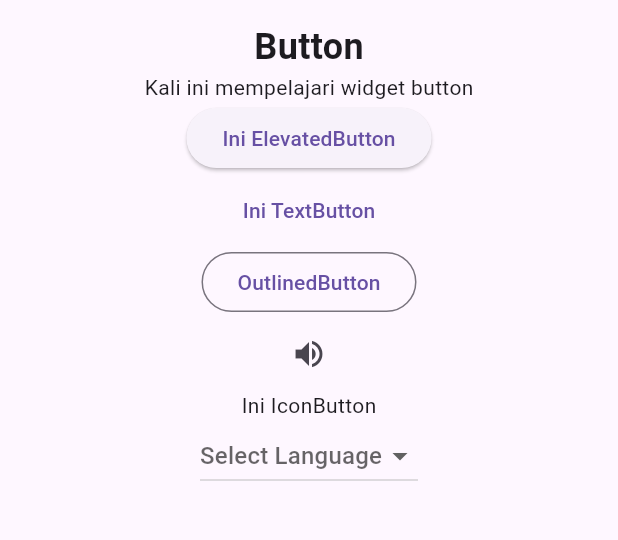
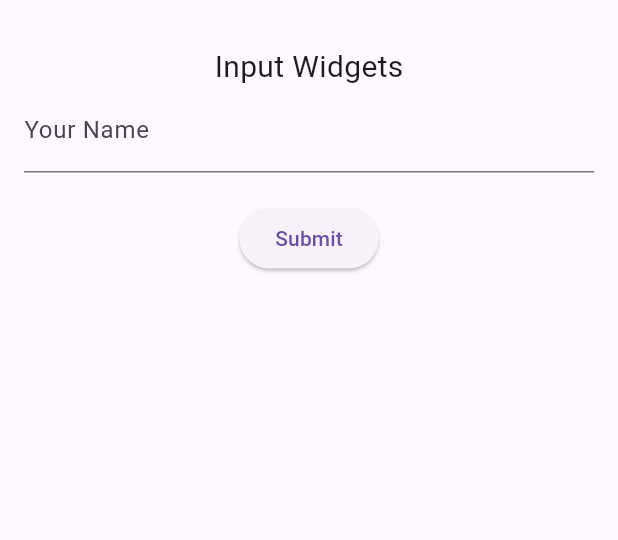
Before and after one commit to Muhammad-Hafizh-Naufal/Belajar-Flutter, a Flutter app: the screen it shows after launch, on a phone screen of 412 x 824 dp, the part 63-603 px from its top. Run offline on Flutter 3.47's test engine with Material 3 defaults, Android fonts, the phone set to English and light mode, and no system bars.

Commit message:
Input Widget

```diff
--- a/lib/main.dart
+++ b/lib/main.dart
@@ -1,7 +1,7 @@
 import 'package:flutter/material.dart';
 
 void main() {
-  runApp(MyApp());
+  runApp(MyApp()); // Fungsi utama untuk menjalankan aplikasi
 }
 
 class MyApp extends StatelessWidget {
@@ -18,6 +18,7 @@ class MyApp extends StatelessWidget {
   }
 }
 
+// MyHomePage merupakan StatefulWidget karena ada interaksi dengan input penggunas
 class MyHomePage extends StatefulWidget {
   const MyHomePage({Key? key}) : super(key: key);
 
@@ -25,14 +26,15 @@ class MyHomePage extends StatefulWidget {
   _MyHomePageState createState() => _MyHomePageState();
 }
 
+// State dari MyHomePage yang mengelola interaksi dan perubahan state
 class _MyHomePageState extends State<MyHomePage> {
-  String? language; // Tambahkan variabel language
+  String _name = '';
 
   @override
   Widget build(BuildContext context) {
     return Scaffold(
       appBar: AppBar(
-        title: Text('Belajar Widgets'),
+        title: Text('Belajar Widgets'), // Judul pada bagian AppBar
         actions: <Widget>[
           IconButton(
             icon: Icon(
@@ -54,56 +56,46 @@ class _MyHomePageState extends State<MyHomePage> {
           },
         ),
       ),
-      body: Center(
+      // Bagian body menggunakan Padding agar konten tidak terlalu menempel dengan tepi layar
+      body: Padding(
+        padding:
+            EdgeInsets.all(16), // Memberikan padding 16 di seluruh sisi body
         child: Column(
-          children: <Widget>[
+          children: [
+            // Menampilkan teks "Input Widgets" sebagai header bagian input
             Text(
-              'Button',
-              style: TextStyle(fontSize: 24, fontWeight: FontWeight.bold),
+              'Input Widgets',
+              style: TextStyle(fontSize: 20), // Ukuran font teks header
             ),
-            Text('Kali ini mempelajari widget button'),
-            ElevatedButton(
-              child: Text('Ini ElevatedButton'),
-              onPressed: () {},
-            ),
-            TextButton(
-              onPressed: () {},
-              child: Text('Ini TextButton'),
-            ),
-            OutlinedButton(
-              onPressed: () {},
-              child: Text('OutlinedButton'),
-            ),
-            IconButton(
-              icon: Icon(Icons.volume_up),
-              tooltip: 'Increase volume',
-              onPressed: () {},
-            ),
-            Text('Ini IconButton'),
-
-            // Membuat DropdownButton yang benar
-            DropdownButton<String>(
-              items: [
-                DropdownMenuItem<String>(
-                  value: 'Dart',
-                  child: Text('Dart'),
-                ),
-                DropdownMenuItem<String>(
-                  value: 'Flutter',
-                  child: Text('Flutter'),
-                ),
-                DropdownMenuItem<String>(
-                  value: 'Kotlin',
-                  child: Text('Kotlin'),
-                ),
-              ],
-              value: language,
-              hint: Text('Select Language'),
-              onChanged: (value) {
+            // TextField digunakan untuk input teks dari pengguna
+            TextField(
+              decoration: InputDecoration(
+                hintText: 'Write Your Name here..', // Petunjuk input
+                labelText: 'Your Name', // Label input
+              ),
+              onChanged: (String value) {
+                // Fungsi yang dipanggil saat pengguna mengetikkan sesuatu
                 setState(() {
-                  language = value; // Update pilihan
+                  _name =
+                      value; // Memperbarui variabel _name dengan input dari pengguna
                 });
               },
+            ),
+            SizedBox(height: 20), // Jarak antara TextField dengan tombol
+            ElevatedButton(
+              onPressed: () {
+                // Fungsi saat tombol Submit ditekan
+                showDialog(
+                    context: context,
+                    builder: (context) {
+                      // Menampilkan dialog dengan pesan
+                      return AlertDialog(
+                        content: Text(
+                            'Hello $_name'), // Menampilkan nama yang diinputkan
+                      );
+                    });
+              },
+              child: Text('Submit'), // Teks pada tombol
             ),
           ],
         ),
```
Also changed, not shown: lib/widgets/inputWidgets.dart (added, +45 -0 lines), lib/widgets/dropdownButton.dart (deleted).
